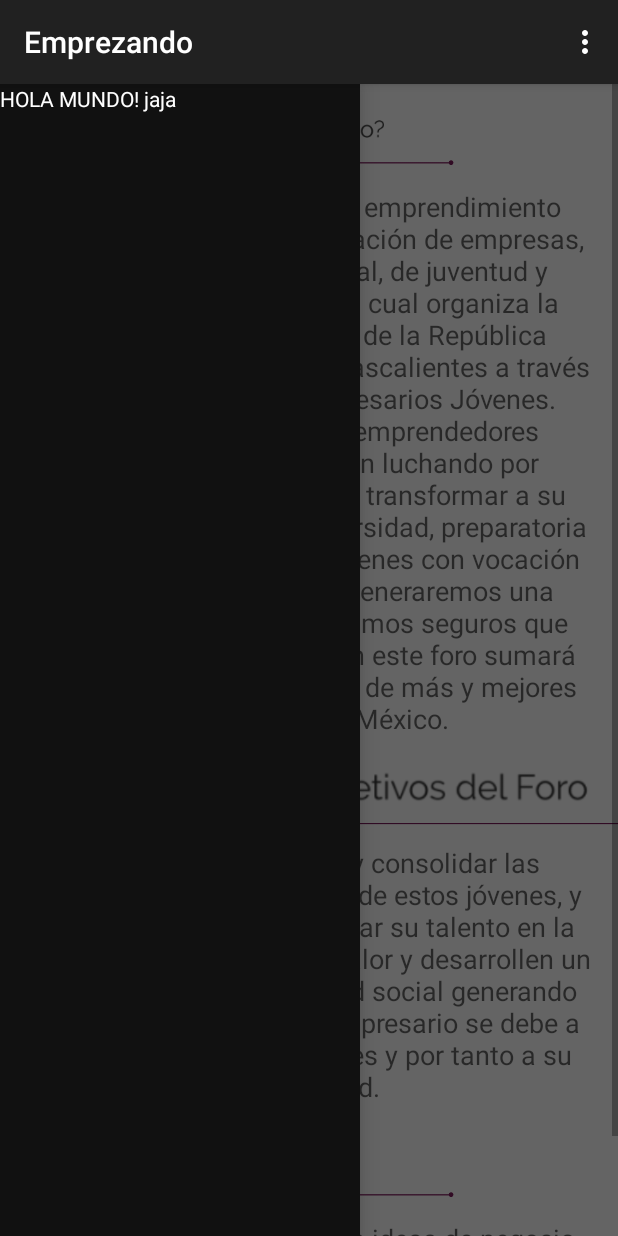
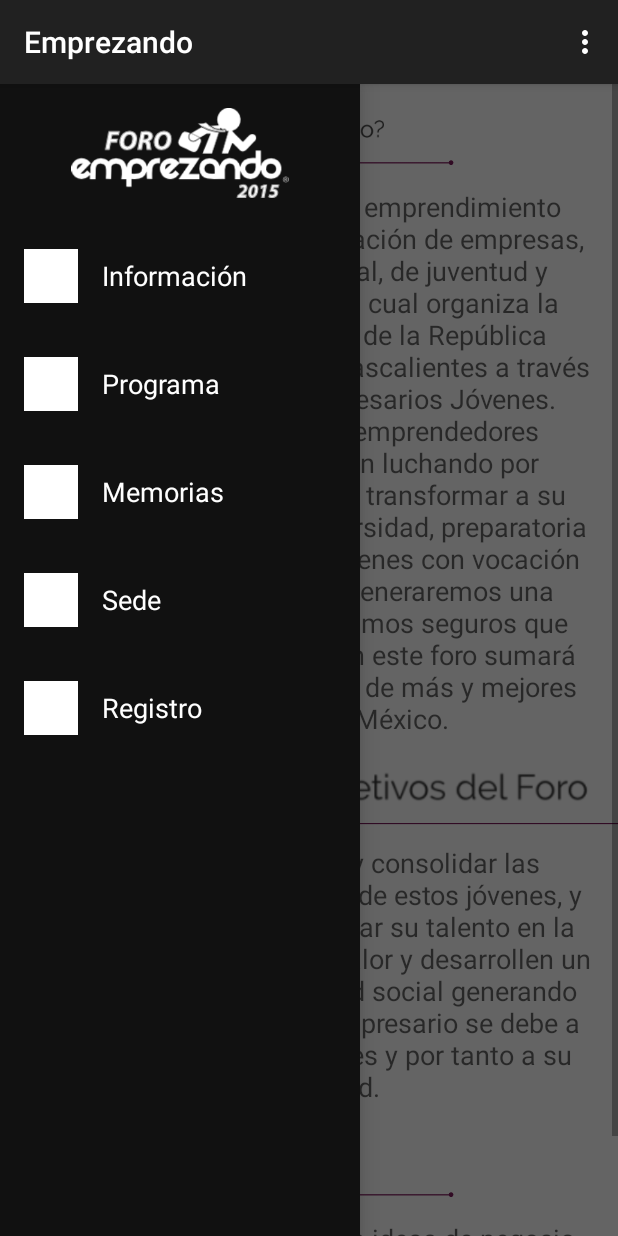
Before and after one commit to CCEO/Emprezando, an Android app: the MainActivity screen opened directly, with no data from a screen before it, with the side drawer open, on a phone screen of 412 x 824 dp. Run offline under Robolectric (Android 15) with nearby library versions, the phone set to English and light mode, and no system bars.

Commit message:
Task 8
Drawer design and implementation

```diff
--- a/app/src/main/res/layout/activity_main.xml
+++ b/app/src/main/res/layout/activity_main.xml
@@ -17,17 +17,127 @@
             android:layout_alignParentTop="true" />
     </RelativeLayout>
 
-    <!-- -->
+    <!-- Side Menu-->
     <RelativeLayout
         android:layout_gravity="start"
         android:id="@+id/left_drawer"
         android:layout_width="240dip"
         android:background="#111"
         android:layout_height="match_parent" >
-        <TextView android:text="HOLA MUNDO! jaja" android:layout_width="wrap_content"
-            android:layout_height="wrap_content"
-            android:textColor="#ffffff"
-            android:id="@+id/text2" />
+        <ScrollView
+            android:layout_width="match_parent"
+            android:layout_height="match_parent">
+            <LinearLayout
+                android:layout_width="match_parent"
+                android:layout_height="wrap_content"
+                android:orientation="vertical">
+                <ImageView
+                    android:layout_margin="16dip"
+                    android:layout_width="match_parent"
+                    android:layout_height="60dip"
+                    android:src="@drawable/logo_white"/>
+                <RelativeLayout
+                    android:padding="16dip"
+                    android:layout_width="match_parent"
+                    android:layout_height="72dip">
+                    <ImageView
+                        android:background="#FFFFFF"
+                        android:id="@+id/drawer_item_1"
+                        android:layout_centerVertical="true"
+                        android:layout_width="36dip"
+                        android:layout_height="36dip" />
+                    <TextView
+                        android:layout_marginStart="16dip"
+                        android:layout_centerVertical="true"
+                        android:textAppearance="?android:attr/textAppearanceMedium"
+                        android:textColor="#FFFFFF"
+                        android:layout_toEndOf="@+id/drawer_item_1"
+                        android:layout_width="wrap_content"
+                        android:layout_height="wrap_content"
+                        android:text="Información"/>
+                </RelativeLayout>
+                <RelativeLayout
+                    android:padding="16dip"
+                    android:layout_width="match_parent"
+                    android:layout_height="72dip">
+                    <ImageView
+                        android:background="#FFFFFF"
+                        android:id="@+id/drawer_item_2"
+                        android:layout_centerVertical="true"
+                        android:layout_width="36dip"
+                        android:layout_height="36dip" />
+                    <TextView
+                        android:layout_marginStart="16dip"
+                        android:layout_centerVertical="true"
+                        android:textAppearance="?android:attr/textAppearanceMedium"
+                        android:textColor="#FFFFFF"
+                        android:layout_toEndOf="@+id/drawer_item_2"
+                        android:layout_width="wrap_content"
+                        android:layout_height="wrap_content"
+                        android:text="Programa"/>
+                </RelativeLayout>
+                <RelativeLayout
+                    android:padding="16dip"
+                    android:layout_width="match_parent"
+                    android:layout_height="72dip">
+                    <ImageView
+                        android:background="#FFFFFF"
+                        android:id="@+id/drawer_item_3"
+                        android:layout_centerVertical="true"
+                        android:layout_width="36dip"
+                        android:layout_height="36dip" />
+                    <TextView
+                        android:layout_marginStart="16dip"
+                        android:layout_centerVertical="true"
+                        android:textAppearance="?android:attr/textAppearanceMedium"
+                        android:textColor="#FFFFFF"
+                        android:layout_toEndOf="@+id/drawer_item_3"
+                        android:layout_width="wrap_content"
+                        android:layout_height="wrap_content"
+                        android:text="Memorias"/>
+                </RelativeLayout>
+                <RelativeLayout
+                    android:padding="16dip"
+                    android:layout_width="match_parent"
+                    android:layout_height="72dip">
+                    <ImageView
+                        android:background="#FFFFFF"
+                        android:id="@+id/drawer_item_4"
+                        android:layout_centerVertical="true"
+                        android:layout_width="36dip"
+                        android:layout_height="36dip" />
+                    <TextView
+                        android:layout_marginStart="16dip"
+                        android:layout_centerVertical="true"
+                        android:textAppearance="?android:attr/textAppearanceMedium"
+                        android:textColor="#FFFFFF"
+                        android:layout_toEndOf="@+id/drawer_item_4"
+                        android:layout_width="wrap_content"
+                        android:layout_height="wrap_content"
+                        android:text="Sede"/>
+                </RelativeLayout>
+                <RelativeLayout
+                    android:padding="16dip"
+                    android:layout_width="match_parent"
+                    android:layout_height="72dip">
+                    <ImageView
+                        android:background="#FFFFFF"
+                        android:id="@+id/drawer_item_5"
+                        android:layout_centerVertical="true"
+                        android:layout_width="36dip"
+                        android:layout_height="36dip" />
+                    <TextView
+                        android:layout_marginStart="16dip"
+                        android:layout_centerVertical="true"
+                        android:textAppearance="?android:attr/textAppearanceMedium"
+                        android:textColor="#FFFFFF"
+                        android:layout_toEndOf="@+id/drawer_item_5"
+                        android:layout_width="wrap_content"
+                        android:layout_height="wrap_content"
+                        android:text="Registro"/>
+                </RelativeLayout>
+            </LinearLayout>
+        </ScrollView>
     </RelativeLayout>
 
 
```
